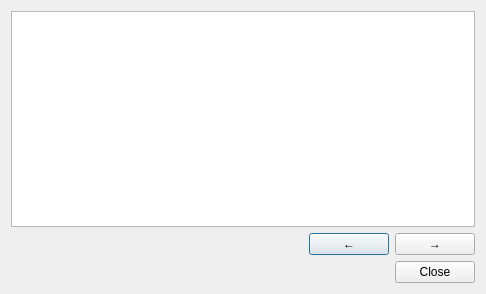
Old version of the form src/plugins/knowhow/tipdialog.ui in the repository 0xd34df00d/leechcraft.
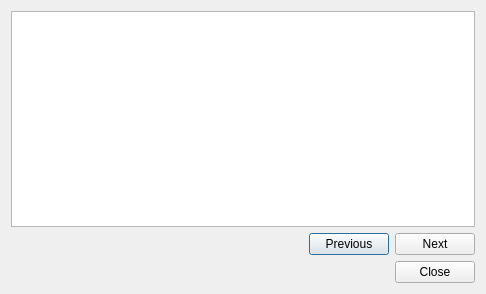
New version of the form.

Commit message: KnowHow: show nice buttons.

```diff
--- a/src/plugins/knowhow/tipdialog.ui
+++ b/src/plugins/knowhow/tipdialog.ui
@@ -35,14 +35,14 @@
      <item>
       <widget class="QPushButton" name="Backward_">
        <property name="text">
-        <string>←</string>
+        <string>Previous</string>
        </property>
       </widget>
      </item>
      <item>
       <widget class="QPushButton" name="Forward_">
        <property name="text">
-        <string>→</string>
+        <string>Next</string>
        </property>
       </widget>
      </item>
```
The commit also changes 4 other files.
